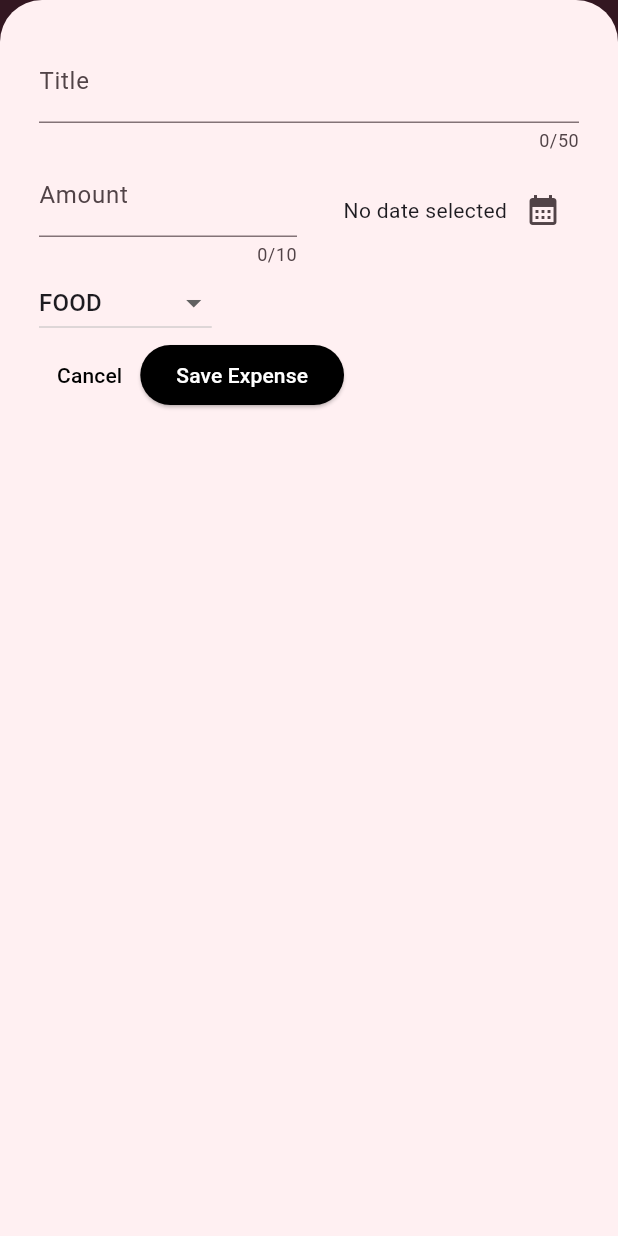
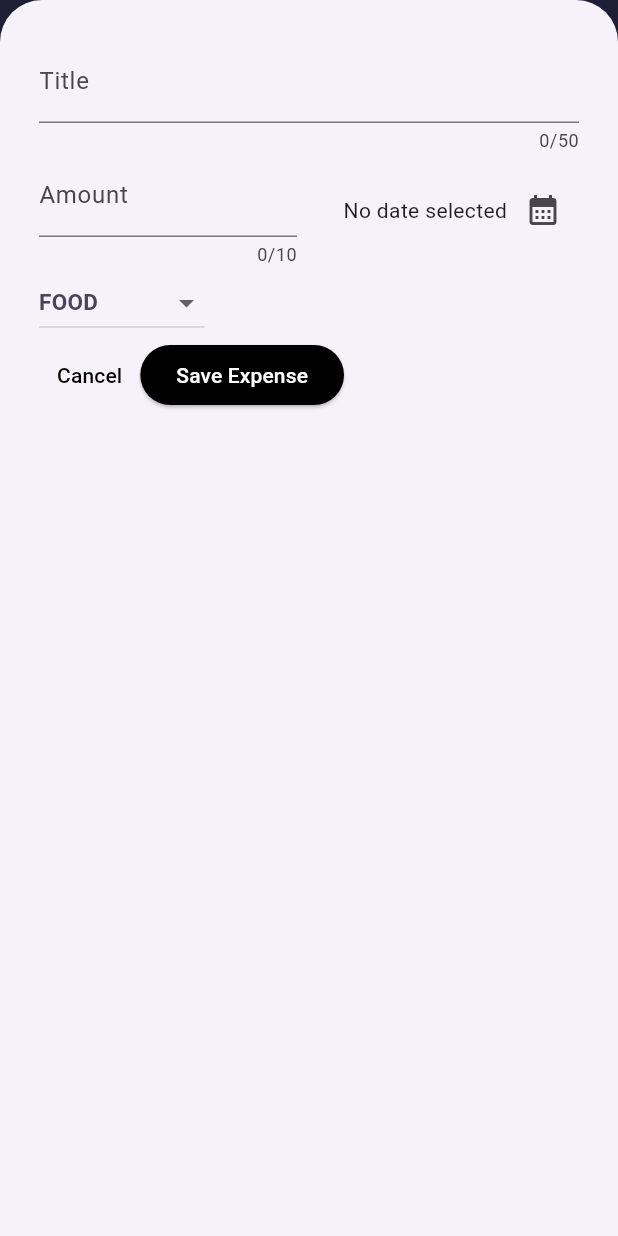
Before and after one commit to AlbertoJTD/Spendox, a Flutter app: the screen it shows after launch, after a tap on the "add" icon, on a phone screen of 412 x 824 dp. Run offline on Flutter 3.47's test engine with Material 3 defaults, Android fonts, the phone set to English and light mode, and no system bars.

Commit message:
Update styles

```diff
--- a/lib/main.dart
+++ b/lib/main.dart
@@ -3,9 +3,10 @@ import 'package:flutter/material.dart';
 import 'package:spendox/widgets/expenses/start_screen.dart';
 
 var kColorScheme = ColorScheme.fromSeed(
-  seedColor: const Color.fromARGB(255, 0, 0, 0),
+  seedColor: const Color.fromARGB(255, 51, 49, 129),
   primary: const Color.fromARGB(255, 0, 0, 0),
   secondary: const Color.fromARGB(255, 255, 255, 255),
+  errorContainer: const Color.fromARGB(255, 219, 113, 113),
 );
 
 void main() {
@@ -40,6 +41,11 @@ void main() {
             fontWeight: FontWeight.bold,
             color: kColorScheme.onSecondaryContainer,
           ),
+          titleMedium: TextStyle(
+            fontSize: 15,
+            fontWeight: FontWeight.bold,
+            color: kColorScheme.onSecondaryContainer,
+          ),
         )
       ),
       home: StartScreen(),
--- a/lib/widgets/expenses/expenses_list/expense_item.dart
+++ b/lib/widgets/expenses/expenses_list/expense_item.dart
@@ -15,9 +15,11 @@ class ExpenseItem extends StatelessWidget {
           horizontal: 20
         ),
         child: Column(
+          crossAxisAlignment: CrossAxisAlignment.start,
           children: [
             Text(
-              expense.title
+              expense.title,
+              style: Theme.of(context).textTheme.titleMedium
             ),
 
             const SizedBox(height: 4),
--- a/lib/widgets/expenses/expenses_list/expenses_list.dart
+++ b/lib/widgets/expenses/expenses_list/expenses_list.dart
@@ -15,6 +15,15 @@ class ExpensesList extends StatelessWidget {
       itemCount: expenses.length,
       itemBuilder: (contextObject, index) {
         return Dismissible(
+          background: Container(
+            color: Theme.of(context).colorScheme.errorContainer,
+            alignment: Alignment.centerRight,
+            padding: const EdgeInsets.only(right: 20),
+            child: const Icon(
+              Icons.delete,
+              color: Colors.white,
+            ),
+          ),
           key: ValueKey(
             expenses[index],
           ),
```
